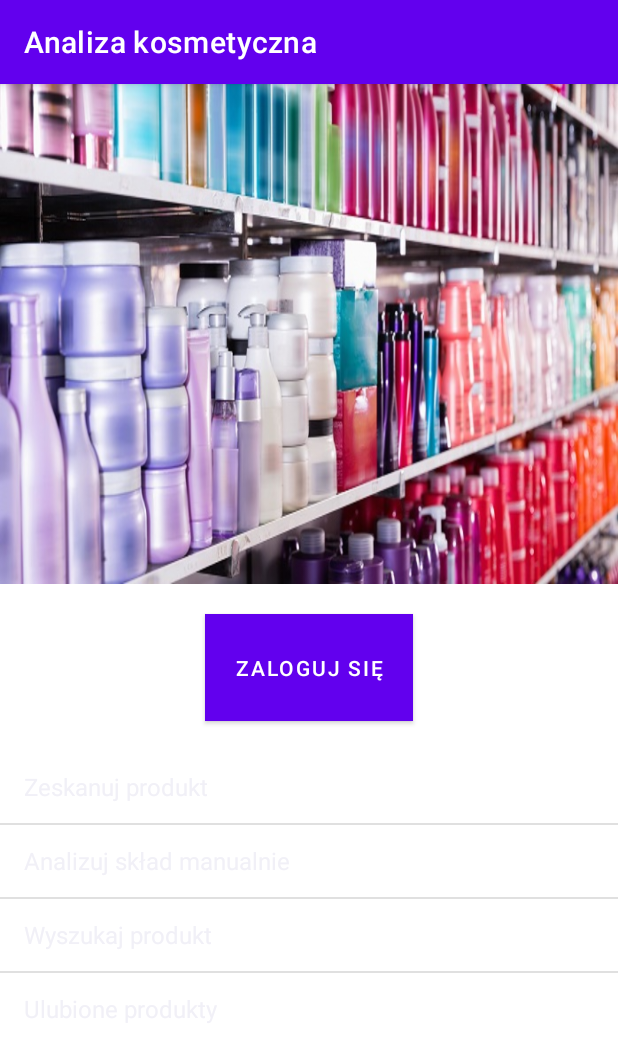
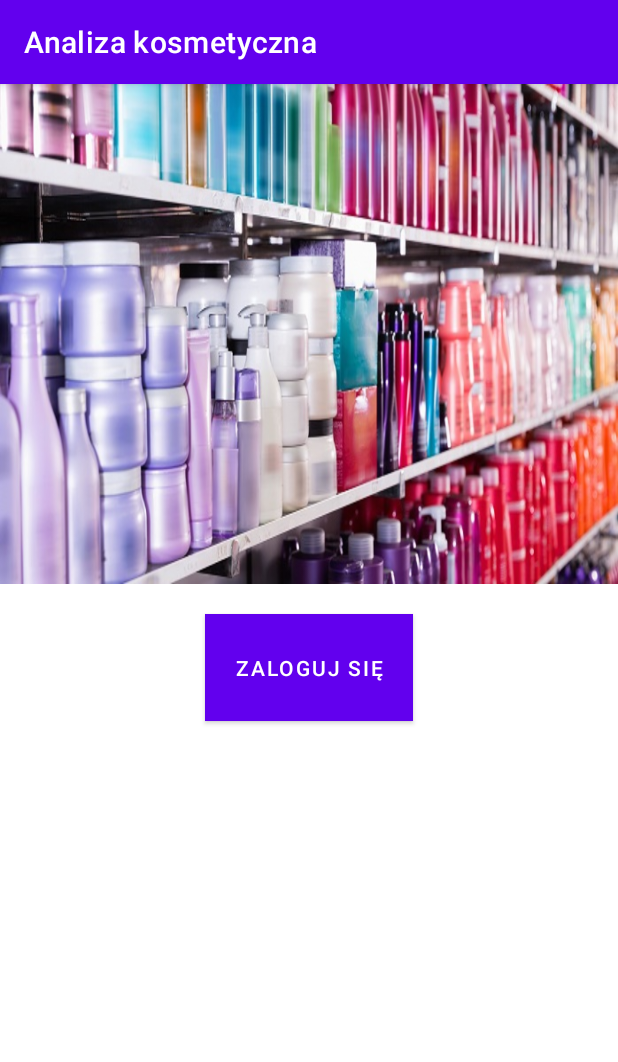
Before and after one commit to nataliaradomska/AnalizaKosmetyczna, an Android app: the screen it shows after launch (MainActivity), on a phone screen of 412 x 824 dp. Shown: the top 1062 px of the screen. Run offline under Robolectric (Android 15) with nearby library versions, the phone set to English and light mode, and no system bars.

Commit message:
login check

```diff
--- a/app/src/main/java/com/example/analizakosmetyczna/MainActivity.java
+++ b/app/src/main/java/com/example/analizakosmetyczna/MainActivity.java
@@ -68,6 +68,10 @@ public class MainActivity extends AppCompatActivity {
         if(user.preferences.getBoolean("LOGGED", false)) {
             btn_login.setVisibility(View.GONE);
             btn_login.setEnabled(false);
+
+        } else {
+            menu_list.setVisibility(View.GONE);
+            menu_list.setEnabled(false);
         }
     }
 
```
